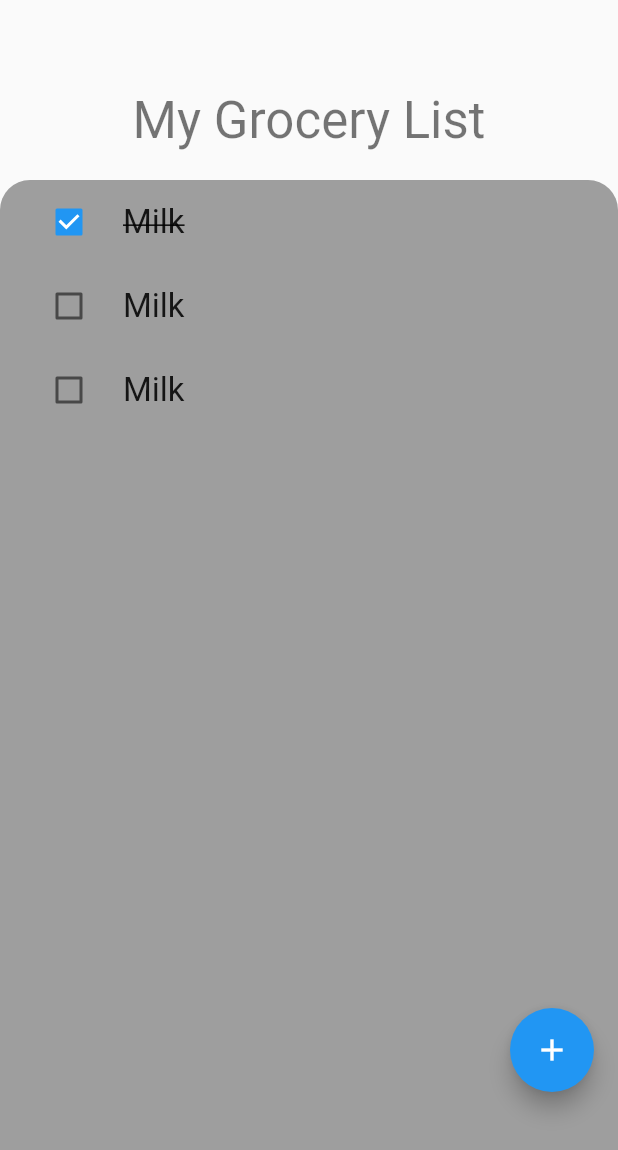
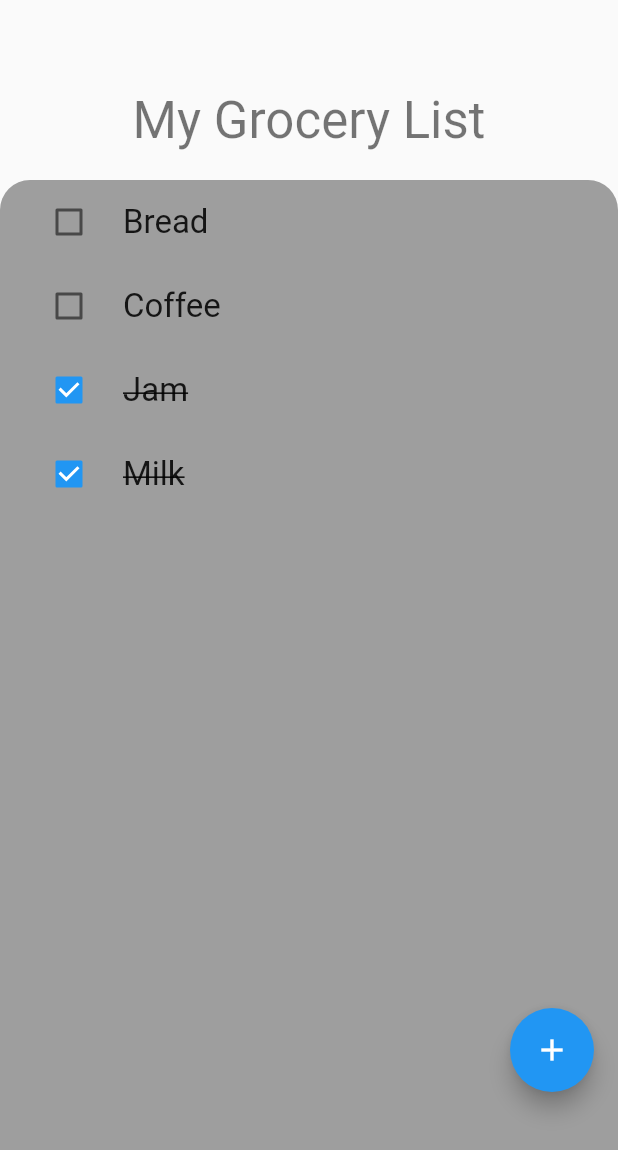
Before and after one commit to ioanapeptanaru/cook_lab, a Flutter app: the ToDoList screen opened directly, after a tap on "Milk", on a phone screen of 412 x 824 dp. Shown: the top 1150 px of the screen. Run offline on Flutter 3.47's test engine with Material 2 defaults, Android fonts, the phone set to English and light mode, and no system bars; our stand-ins replace curved_navigation_bar, get, introduction_screen, shared_preferences; accounts and stored records are empty.

Commit message:
Code review

```diff
--- /dev/null
+++ b/lib/ChecklistItem.dart
@@ -0,0 +1,33 @@
+
+
+class ChecklistItem
+{
+  int index;
+  String title;
+  bool toggleState;
+
+  ChecklistItem({
+    required this.index,
+    required this.title,
+    required this.toggleState
+  });
+
+  int compareWith(ChecklistItem other)
+  {
+    if(toggleState == true && other.toggleState == false)
+    {
+      return 1;
+    }
+    else{
+      if(toggleState == other.toggleState)
+      {
+        return 0;
+      }
+      else
+      {
+        return -1;
+      }
+    }
+
+  }
+}
--- a/lib/Forms/todo_list.dart
+++ b/lib/Forms/todo_list.dart
@@ -1,52 +1,33 @@
 // ignore_for_file: prefer_const_constructors
 
+import 'package:cook_lab/ChecklistItem.dart';
+import 'package:cook_lab/Widgets/task_tile.dart';
 import 'package:flutter/material.dart';
-import 'package:cook_lab/Widgets/task_list.dart';
 
 class ToDoList extends StatefulWidget {
+
+  var itemsList = [
+    ChecklistItem(index: 0, title: "Milk", toggleState: false),
+    ChecklistItem(index: 1, title: "Bread", toggleState: false),
+    ChecklistItem(index: 2, title: "Jam", toggleState: true),
+    ChecklistItem(index: 3, title: "Coffee", toggleState: false),
+  ];
+
   @override
   _ToDoListState createState() => _ToDoListState();
 }
 
 class _ToDoListState extends State<ToDoList> {
+
   @override
   Widget build(BuildContext context) {
+
+    sortListAfterState();
+
     return Scaffold(
       floatingActionButton: Padding(
         padding: EdgeInsets.only(bottom: 80.0),
-        child: FloatingActionButton(
-          child: Icon(
-            Icons.add,
-            color: Colors.white,
-          ),
-          onPressed: () {
-            showModalBottomSheet(
-                context: context,
-                builder: (context) => Container(
-                    color: Colors.white12,
-                    child: Container(
-                      padding: EdgeInsets.all(40.0),
-                      decoration: BoxDecoration(
-                          color: Colors.grey,
-                          borderRadius: BorderRadius.only(
-                              topLeft: Radius.circular(20.0),
-                              topRight: Radius.circular(20.0))),
-
-                      child: Column(
-                        children: [
-                          Text('Add item',
-                          style: Theme.of(context).textTheme.headline4,),
-                          TextField(
-                            textAlign: TextAlign.center,
-                            autofocus: true,
-                          ),
-                          SizedBox(height: 20,),
-                          ElevatedButton(onPressed: (){}, child: Text('Add item'))
-                        ],
-                      ),
-                    )));
-          },
-        ),
+        child: _getFloatingActionButton()
       ),
       body: Container(
         width: double.infinity,
@@ -64,7 +45,15 @@ class _ToDoListState extends State<ToDoList> {
                     borderRadius: BorderRadius.only(
                         topLeft: Radius.circular(20.0),
                         topRight: Radius.circular(20.0))),
-                child: TaskList(),
+                child: ListView(
+                  children: [
+                    for(int i = 0; i<widget.itemsList.length; i++)
+                    TaskTile(
+                        item: widget.itemsList.elementAt(i),
+                        onToggle: onItemToggle
+                    ),
+                  ],
+                ),
               ),
             )
           ],
@@ -72,4 +61,96 @@ class _ToDoListState extends State<ToDoList> {
       ),
     );
   }
+
+  void onItemToggle(bool toggleState, int index)
+  {
+    setState(() {
+      widget.itemsList.elementAt(index).toggleState = toggleState;
+    });
+  }
+
+  void sortListAfterState()
+  {
+    widget.itemsList.sort((a,b) =>
+        a.title.compareTo(b.title)
+    );
+
+    widget.itemsList.sort((a,b) =>
+        a.compareWith(b)
+    );
+
+    for(int i=0; i<widget.itemsList.length; i++)
+    {
+      widget.itemsList.elementAt(i).index = i;
+    }
+  }
+
+  Widget _getFloatingActionButton()
+  {
+
+    Text addItemTitle = Text(
+        'Add item',
+        style: Theme.of(context).textTheme.headline4
+    );
+
+    final myController = TextEditingController();
+
+    TextField newItemEditText = TextField(
+        textAlign: TextAlign.center,
+        autofocus: true,
+        controller: myController
+    );
+
+    ElevatedButton addItemBtn = ElevatedButton(
+        onPressed: (){
+          Navigator.pop(context);
+          onItemAdded(myController.text);
+        },
+        child: Text('Add item')
+    );
+
+    return FloatingActionButton(
+      child: const Icon(
+        Icons.add,
+        color: Colors.white,
+      ),
+      onPressed: () {
+        showModalBottomSheet(
+            context: context,
+            builder: (context) => Container(
+                color: Colors.white12,
+                child: Container(
+                  padding: EdgeInsets.all(40.0),
+                  decoration: BoxDecoration(
+                      color: Colors.grey,
+                      borderRadius: BorderRadius.only(
+                          topLeft: Radius.circular(20.0),
+                          topRight: Radius.circular(20.0)
+                      )
+                  ),
+                  child: Column(
+                    children: [
+                      addItemTitle,
+                      newItemEditText,
+                      SizedBox(height: 20),
+                      addItemBtn
+                    ],
+                  ),
+                )
+            )
+        );
+      },
+    );
+  }
+
+  void onItemAdded(String title)
+  {
+    ChecklistItem newItem = ChecklistItem(
+        index: 0, title: title, toggleState: false
+    );
+
+    setState(() {
+      widget.itemsList.add(newItem);
+    });
+  }
 }
--- a/lib/Pages/favorites_page.dart
+++ b/lib/Pages/favorites_page.dart
@@ -6,7 +6,7 @@ class FavoritesPage extends TemplatePage
 {
   @override
   Widget getBody() {
-    return Text("Saved Recipes");
+    return const Text("Saved Recipes");
   }
 
 }
--- a/lib/Pages/search_page.dart
+++ b/lib/Pages/search_page.dart
@@ -6,7 +6,7 @@ class SearchPage extends TemplatePage
 {
   @override
   Widget getBody() {
-    return Text("Search Page");
+    return const Text("Search Page");
   }
 
 }
--- a/lib/Widgets/task_list.dart
+++ /dev/null
@@ -1,15 +0,0 @@
-import 'package:flutter/material.dart';
-import 'package:cook_lab/Widgets/task_tile.dart';
-
-class TaskList extends StatelessWidget {
-  @override
-  Widget build(BuildContext context) {
-    return ListView(
-      children: [
-        TaskTile(),
-        TaskTile(),
-        TaskTile(),
-      ],
-    );
-  }
-}
--- a/lib/Widgets/task_tile.dart
+++ b/lib/Widgets/task_tile.dart
@@ -1,6 +1,40 @@
+import 'package:cook_lab/ChecklistItem.dart';
 import 'package:flutter/material.dart';
 
-bool toggle = false;
+class TaskTile extends StatefulWidget {
+
+  ChecklistItem item;
+  void Function(bool, int) onToggle;
+
+  TaskTile({required this.item, required this.onToggle});
+
+  @override
+  State<TaskTile> createState() => TaskTileState();
+}
+
+class TaskTileState extends State<TaskTile> {
+  @override
+  Widget build(BuildContext context) {
+    return CheckboxListTile(
+      value: widget.item.toggleState,
+      onChanged: (value) {
+        setState(() {
+          if (!value!) {
+            widget.item.toggleState = false;
+          } else {
+            widget.item.toggleState = true;
+          }
+          widget.onToggle(widget.item.toggleState, widget.item.index);
+        });
+      },
+      title: _strikeThrough(
+          todoToggle: widget.item.toggleState,
+          todoText: widget.item.title
+      ),
+      controlAffinity: ListTileControlAffinity.leading,
+    );
+  }
+}
 
 class _strikeThrough extends StatelessWidget {
   bool todoToggle;
@@ -8,16 +42,16 @@ class _strikeThrough extends StatelessWidget {
 
   _strikeThrough({required this.todoToggle, required this.todoText}) : super();
 
-  Widget _strikewidget() {
+  Widget _strikeWidget() {
     if (todoToggle == false) {
       return Text(
         todoText,
-        style: TextStyle(fontSize: 22.0),
+        style: const TextStyle(fontSize: 22.0),
       );
     } else {
       return Text(
         todoText,
-        style: TextStyle(
+        style: const TextStyle(
           fontSize: 22.0,
           decoration: TextDecoration.lineThrough,
         ),
@@ -27,31 +61,6 @@ class _strikeThrough extends StatelessWidget {
 
   @override
   Widget build(BuildContext context) {
-    return _strikewidget();
+    return _strikeWidget();
   }
 }
-
-class TaskTile extends StatefulWidget {
-  @override
-  State<TaskTile> createState() => TaskTileState();
-}
-
-class TaskTileState extends State<TaskTile> {
-  @override
-  Widget build(BuildContext context) {
-    return CheckboxListTile(
-      value: toggle,
-      onChanged: (bool) {
-        setState(() {
-          if (!bool!) {
-            toggle = false;
-          } else {
-            toggle = true;
-          }
-        });
-      },
-      title: _strikeThrough(todoText: 'Milk', todoToggle: toggle),
-      controlAffinity: ListTileControlAffinity.leading,
-    );
-  }
-}
--- /dev/null
+++ b/lib/utils.dart
@@ -0,0 +1,18 @@
+
+
+class AppUtils
+{
+  static const String appName = "Cook Lab";
+
+  static double profilePageRatio = 0.72;
+}
+
+
+class SharedPrefUtils
+{
+  // bool
+  static const String wasIntroScreenShown = "shownIntroScreen";
+  // string
+  static const String themeStr = "theme";
+
+}
```
Also changed, not shown: lib/Forms/nav_bar.dart (+13 -13 lines), lib/Forms/sign_in_form.dart (+6 -7 lines), lib/Forms/sign_up_form.dart (+6 -13 lines), lib/Pages/app_page.dart (+21 -9 lines), lib/Pages/category_page.dart (+12 -13 lines), lib/Pages/profile_page.dart (+112 -92 lines), lib/Pages/sign_in_page.dart (+29 -18 lines), lib/Pages/sign_up_page.dart (+32 -20 lines), lib/main.dart (+12 -7 lines), pubspec.lock.
